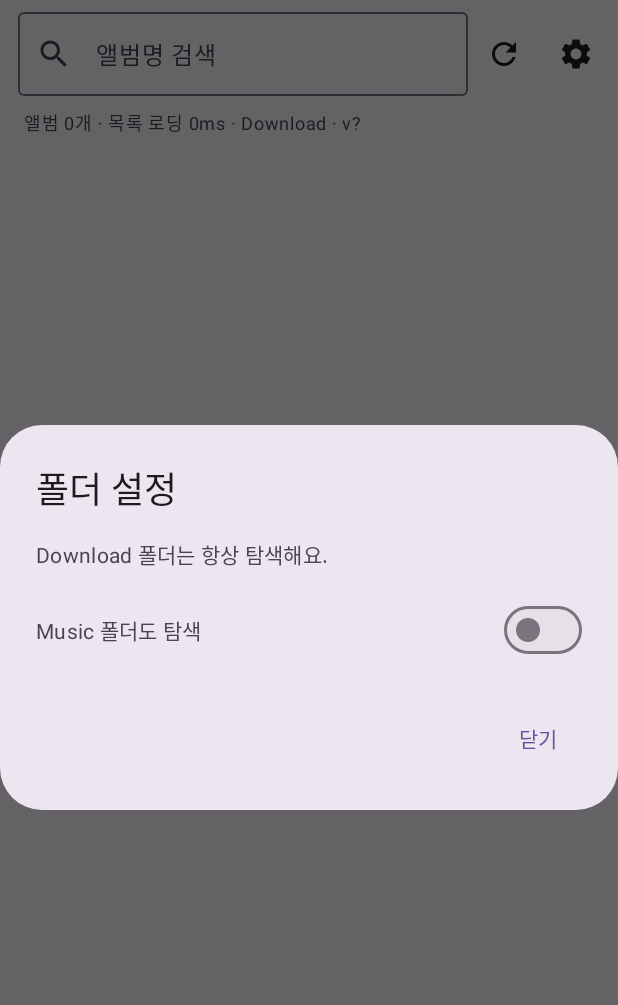
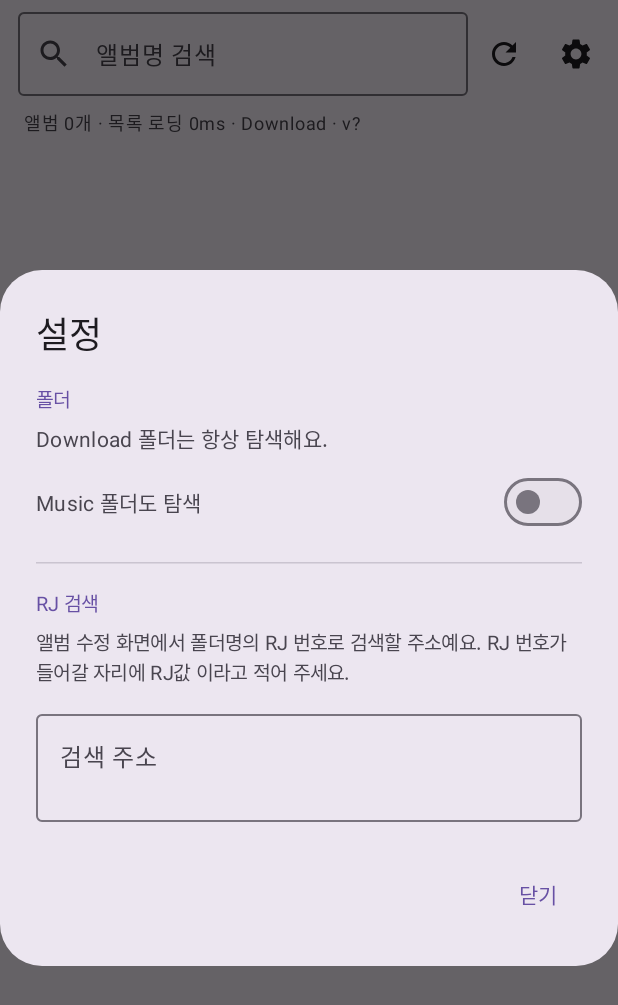
Before and after one commit to ss2ux/tageditor, an Android app built with Jetpack Compose: the screen it shows after launch (MainActivity), after a tap on "설정", on a phone screen of 412 x 824 dp. Shown: the top 1005 px of the screen. Run offline under Robolectric (Android 15) with nearby library versions, the phone set to English and light mode, and no system bars; pictures from the network do not load.

Commit message:
Add files via upload

```diff
--- a/app/src/main/java/com/ss2ux/tageditor/MainActivity.kt
+++ b/app/src/main/java/com/ss2ux/tageditor/MainActivity.kt
@@ -75,6 +75,10 @@ import androidx.compose.foundation.layout.width
 import androidx.compose.foundation.lazy.grid.LazyGridState
 import androidx.compose.foundation.lazy.grid.rememberLazyGridState
 import androidx.compose.material3.CircularProgressIndicator
+import androidx.compose.material3.HorizontalDivider
+import androidx.compose.foundation.rememberScrollState
+import androidx.compose.foundation.verticalScroll
+import androidx.compose.ui.text.input.KeyboardType
 import androidx.compose.runtime.mutableFloatStateOf
 import androidx.compose.runtime.rememberCoroutineScope
 import androidx.compose.ui.input.pointer.pointerInput
@@ -94,6 +98,10 @@ object Prefs {
     private fun sp(c: Context) = c.getSharedPreferences("settings", Context.MODE_PRIVATE)
     fun includeMusic(c: Context) = sp(c).getBoolean("includeMusic", false)
     fun setIncludeMusic(c: Context, v: Boolean) = sp(c).edit().putBoolean("includeMusic", v).apply()
+
+    /** RJ 검색 주소 (RJ 번호가 들어갈 자리를 "RJ값" 이라고 적은 주소) */
+    fun rjUrl(c: Context): String = sp(c).getString("rjUrl", "") ?: ""
+    fun setRjUrl(c: Context, v: String) = sp(c).edit().putString("rjUrl", v).apply()
 }
 
 /**
@@ -165,6 +173,7 @@ fun AppRoot() {
 fun LibraryScreen() {
     val ctx = LocalContext.current
     var includeMusic by remember { mutableStateOf(Prefs.includeMusic(ctx)) }
+    var rjUrl by remember { mutableStateOf(Prefs.rjUrl(ctx)) }
     var albums by remember { mutableStateOf<List<Album>>(emptyList()) }
     var query by remember { mutableStateOf("") }
     var loadMs by remember { mutableStateOf(-1L) }
@@ -299,12 +308,14 @@ fun LibraryScreen() {
     if (showSettings) {
         AlertDialog(
             onDismissRequest = { showSettings = false },
-            title = { Text("폴더 설정") },
+            title = { Text("설정") },
             text = {
-                Column {
-                    Text("Download 폴더는 항상 탐색해요.", fontSize = 14.sp)
+                Column(modifier = Modifier.verticalScroll(rememberScrollState())) {
+                    // --- 폴더 ---
+                    Text("폴더", fontSize = 13.sp, color = MaterialTheme.colorScheme.primary)
+                    Text("Download 폴더는 항상 탐색해요.", fontSize = 14.sp, modifier = Modifier.padding(top = 6.dp))
                     Row(
-                        modifier = Modifier.fillMaxWidth().padding(top = 16.dp),
+                        modifier = Modifier.fillMaxWidth().padding(top = 8.dp),
                         verticalAlignment = Alignment.CenterVertically
                     ) {
                         Text("Music 폴더도 탐색", modifier = Modifier.weight(1f))
@@ -312,6 +323,40 @@ fun LibraryScreen() {
                             includeMusic = it
                             Prefs.setIncludeMusic(ctx, it)
                         })
+                    }
+
+                    HorizontalDivider(modifier = Modifier.padding(vertical = 16.dp))
+
+                    // --- RJ 검색 ---
+                    Text("RJ 검색", fontSize = 13.sp, color = MaterialTheme.colorScheme.primary)
+                    Text(
+                        "앨범 수정 화면에서 폴더명의 RJ 번호로 검색할 주소예요. " +
+                            "RJ 번호가 들어갈 자리에 RJ값 이라고 적어 주세요.",
+                        fontSize = 13.sp,
+                        color = MaterialTheme.colorScheme.onSurfaceVariant,
+                        modifier = Modifier.padding(top = 6.dp)
+                    )
+                    OutlinedTextField(
+                        value = rjUrl,
+                        onValueChange = {
+                            rjUrl = it
+                            Prefs.setRjUrl(ctx, it.trim())
+                        },
+                        modifier = Modifier.fillMaxWidth().padding(top = 10.dp),
+                        label = { Text("검색 주소") },
+                        placeholder = { Text("https://사이트주소/product/RJ값.html") },
+                        keyboardOptions = KeyboardOptions(keyboardType = KeyboardType.Uri, imeAction = ImeAction.Done),
+                        minLines = 2,
+                        maxLines = 4,
+                        isError = rjUrl.isNotBlank() && !RjSearch.hasPlaceholder(rjUrl)
+                    )
+                    if (rjUrl.isNotBlank() && !RjSearch.hasPlaceholder(rjUrl)) {
+                        Text(
+                            "주소 안에 RJ값 이라는 글자가 없어요. RJ 번호가 들어갈 자리에 적어 주세요.",
+                            fontSize = 12.sp,
+                            color = MaterialTheme.colorScheme.error,
+                            modifier = Modifier.padding(top = 4.dp)
+                        )
                     }
                 }
             },
```
Also changed, not shown: app/src/main/java/com/ss2ux/tageditor/EditScreen.kt (+11 -2 lines), app/src/main/java/com/ss2ux/tageditor/RjSearch.kt (added, +90 -0 lines).
